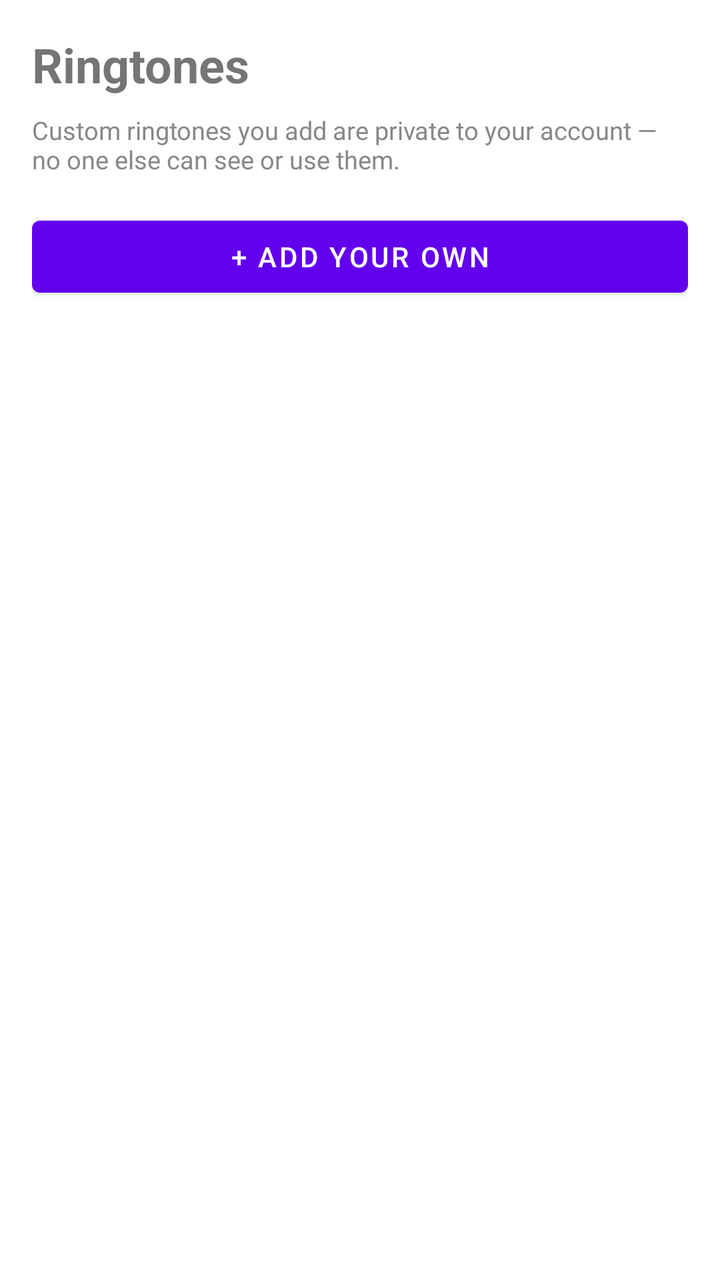
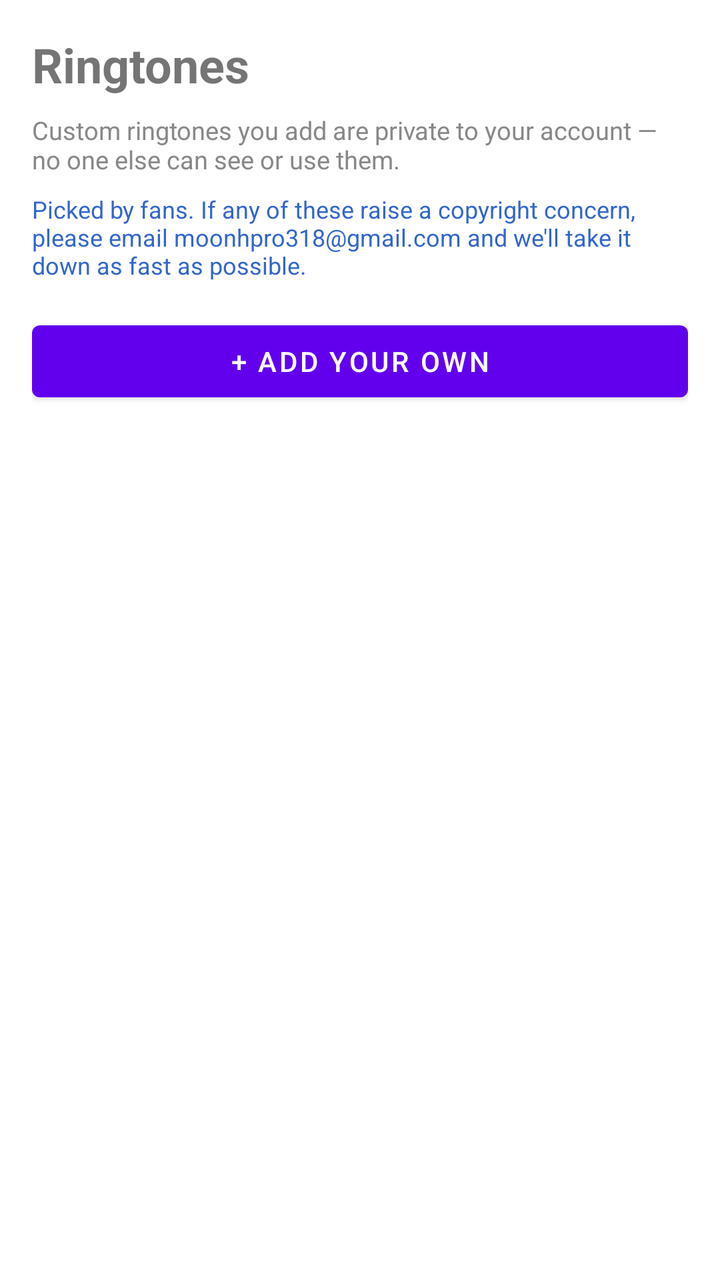

Compare the two renders of this Android layout. The source of the first and the diff that turns it into the second are given below.
<!-- AndroidManifest.xml: application theme Theme.MatrixMessenger -->
<!-- res/layout/activity_ringtones.xml -->
<?xml version="1.0" encoding="utf-8"?>
<LinearLayout xmlns:android="http://schemas.android.com/apk/res/android"
    android:layout_width="match_parent"
    android:layout_height="match_parent"
    android:orientation="vertical"
    android:padding="16dp">

    <TextView
        android:layout_width="match_parent"
        android:layout_height="wrap_content"
        android:text="Ringtones"
        android:textSize="24sp"
        android:textStyle="bold"
        android:layout_marginBottom="8dp" />

    <TextView
        android:layout_width="match_parent"
        android:layout_height="wrap_content"
        android:text="Custom ringtones you add are private to your account — no one else can see or use them."
        android:textSize="12.5sp"
        android:textColor="#888888"
        android:layout_marginBottom="16dp" />

    <Button
        android:id="@+id/addRingtoneButton"
        android:layout_width="match_parent"
        android:layout_height="wrap_content"
        android:text="+ Add your own"
        android:layout_marginBottom="16dp" />

    <ListView
        android:id="@+id/ringtoneList"
        android:layout_width="match_parent"
        android:layout_height="match_parent" />

</LinearLayout>
<!-- resources referenced by this layout -->
<resources>
  <style name="Theme.MatrixMessenger" parent="Theme.MaterialComponents.DayNight.NoActionBar" />
</resources>

<!-- the commit's change to res/layout/activity_ringtones.xml (unified diff, before → after) -->
@@ -19,6 +19,15 @@
         android:text="Custom ringtones you add are private to your account — no one else can see or use them."
         android:textSize="12.5sp"
         android:textColor="#888888"
+        android:layout_marginBottom="8dp" />
+
+    <TextView
+        android:id="@+id/attributionText"
+        android:layout_width="match_parent"
+        android:layout_height="wrap_content"
+        android:text="Picked by fans. If any of these raise a copyright concern, please email moonhpro318@gmail.com and we'll take it down as fast as possible."
+        android:textSize="12sp"
+        android:textColor="#3366CC"
         android:layout_marginBottom="16dp" />
 
     <Button
